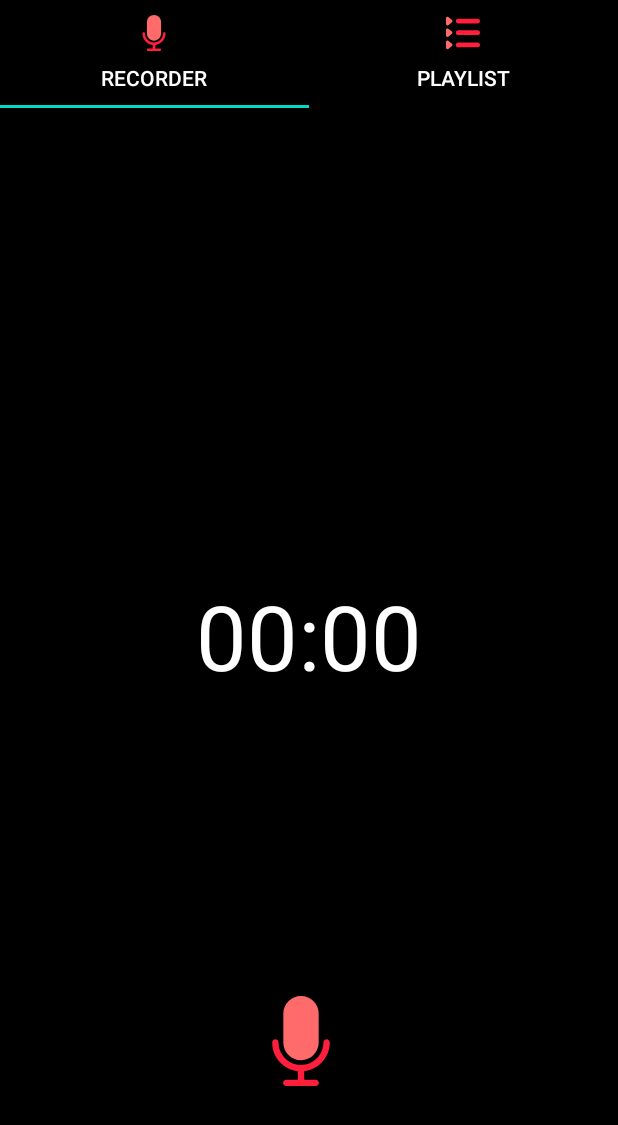
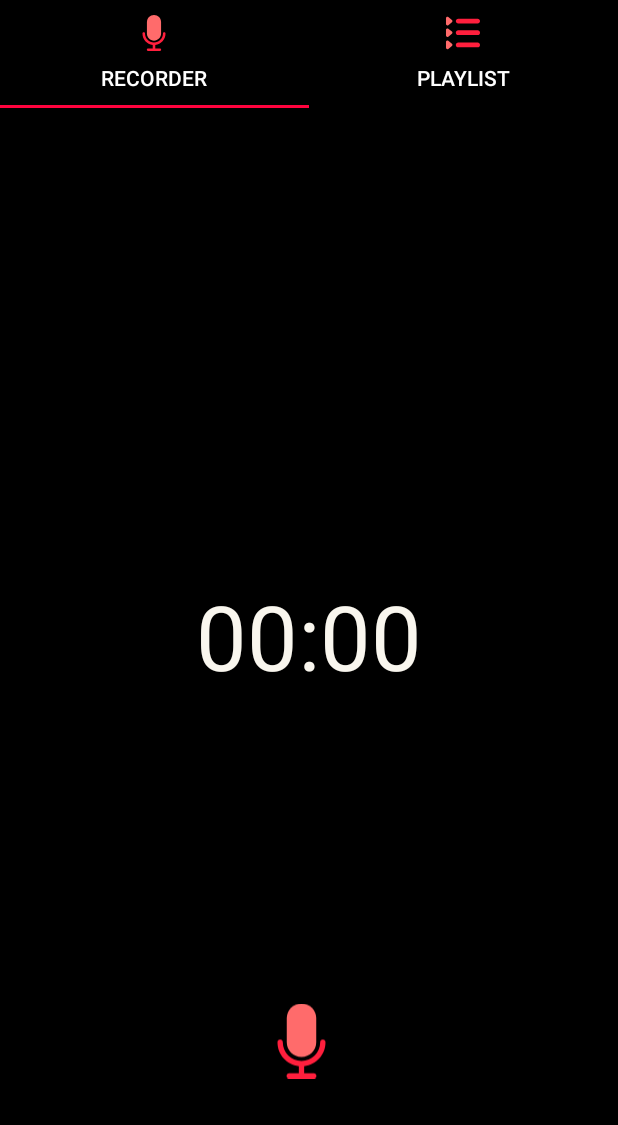
Before and after one commit to AvinashReddy9/Handy_Recorder, an Android app: the screen it shows after launch (MainActivity), on a phone screen of 412 x 824 dp. Shown: the top 1125 px of the screen. Run offline under Robolectric (Android 15) with nearby library versions, the phone set to English and light mode, and no system bars.

Commit message:
Made UI changes and added splash screen

```diff
--- a/ViewRecorder/app/src/main/AndroidManifest.xml
+++ b/ViewRecorder/app/src/main/AndroidManifest.xml
@@ -10,19 +10,19 @@
 
     <application
         android:allowBackup="true"
-        android:icon="@mipmap/ic_launcher"
+        android:icon="@drawable/app_title"
         android:label="@string/app_name"
-        android:roundIcon="@mipmap/ic_launcher_round"
         android:supportsRtl="true"
         android:requestLegacyExternalStorage="true"
         android:theme="@style/AppTheme">
-        <activity android:name=".MainActivity">
+        <activity android:name=".SplashActivity">
             <intent-filter>
                 <action android:name="android.intent.action.MAIN" />
 
                 <category android:name="android.intent.category.LAUNCHER" />
             </intent-filter>
         </activity>
+        <activity android:name=".MainActivity"/>
 
         <provider
             android:name="androidx.core.content.FileProvider"
--- a/ViewRecorder/app/src/main/java/com/example/viewrecorder/MainActivity.java
+++ b/ViewRecorder/app/src/main/java/com/example/viewrecorder/MainActivity.java
@@ -16,6 +16,8 @@ import android.os.Bundle;
 import android.os.Handler;
 import android.util.Log;
 import android.view.View;
+import android.view.Window;
+import android.view.WindowManager;
 
 import com.example.viewrecorder.Adapter.ViewPageAdapter;
 import com.example.viewrecorder.Fragments.PlayListFragment;
@@ -36,10 +38,11 @@ public class MainActivity extends AppCompatActivity {
     @Override
     protected void onCreate(Bundle savedInstanceState) {
         super.onCreate(savedInstanceState);
+        requestWindowFeature(Window.FEATURE_NO_TITLE); //will hide the title
+        getSupportActionBar().hide(); // hide the title bar
+        this.getWindow().setFlags(WindowManager.LayoutParams.FLAG_FULLSCREEN,
+                WindowManager.LayoutParams.FLAG_FULLSCREEN); //enable full screen
         setContentView(R.layout.activity_main);
-
-
-        getSupportActionBar().hide();
         mRecorderFragment = new RecorderFragment();
         mPlayListFragment =new PlayListFragment();
         mHandler = new Handler();
--- /dev/null
+++ b/ViewRecorder/app/src/main/java/com/example/viewrecorder/SplashActivity.java
@@ -0,0 +1,33 @@
+package com.example.viewrecorder;
+
+import android.app.Activity;
+import android.content.Intent;
+import android.os.Bundle;
+import android.os.Handler;
+import android.view.Window;
+import android.view.WindowManager;
+
+public class SplashActivity extends Activity {
+
+    Handler handler;
+
+    @Override
+    protected void onCreate(Bundle savedInstanceState) {
+        super.onCreate(savedInstanceState);
+        requestWindowFeature(Window.FEATURE_NO_TITLE); //will hide the title
+        this.getWindow().setFlags(WindowManager.LayoutParams.FLAG_FULLSCREEN,
+                WindowManager.LayoutParams.FLAG_FULLSCREEN); //enable full screen
+        setContentView(R.layout.splash_screen);
+
+        handler=new Handler();
+        handler.postDelayed(new Runnable() {
+            @Override
+            public void run() {
+                Intent intent=new Intent(SplashActivity.this,MainActivity.class);
+                startActivity(intent);
+                finish();
+            }
+        },5000);
+
+    }
+}
--- a/ViewRecorder/app/src/main/res/layout/activity_main.xml
+++ b/ViewRecorder/app/src/main/res/layout/activity_main.xml
@@ -10,7 +10,8 @@
         android:id="@+id/tabs"
         android:layout_width="match_parent"
         android:layout_height="wrap_content"
-        android:background="@android:color/black"
+        android:background="#000000"
+        app:tabIndicatorColor="#FF033E"
         app:tabGravity="fill"
         app:tabMode="fixed" />
 
--- a/ViewRecorder/app/src/main/res/layout/playlist_fragment.xml
+++ b/ViewRecorder/app/src/main/res/layout/playlist_fragment.xml
@@ -2,7 +2,7 @@
 <RelativeLayout xmlns:android="http://schemas.android.com/apk/res/android"
     android:layout_width="match_parent"
     android:layout_height="match_parent"
-    android:background="@android:color/background_dark">
+    android:background="#000000">
 
     <androidx.appcompat.widget.Toolbar
         android:id="@+id/toolbar"
--- a/ViewRecorder/app/src/main/res/layout/recorder_fragment.xml
+++ b/ViewRecorder/app/src/main/res/layout/recorder_fragment.xml
@@ -5,7 +5,7 @@
     android:layout_width="match_parent"
     android:layout_height="match_parent"
     android:layout_gravity="center"
-    android:background="@android:color/black">
+    android:background="#000000">
 
     <LinearLayout
         android:id="@+id/linearLayoutRecorder"
@@ -23,7 +23,7 @@
             android:layout_width="wrap_content"
             android:layout_height="wrap_content"
             android:layout_gravity="center_horizontal"
-            android:textColor="@android:color/white"
+            android:textColor="#F9F6EE"
             android:textSize="60sp"
             android:fontFamily="sans-serif"/>
 
@@ -32,6 +32,7 @@
             android:layout_width="match_parent"
             android:layout_height="wrap_content"
             android:orientation="horizontal"
+            android:layout_marginTop="50dp"
             android:paddingStart="10dp"
             android:paddingEnd="10dp"
             android:visibility="gone">
@@ -68,7 +69,7 @@
 
             <ImageView
                 android:id="@+id/imageViewRecord"
-                android:layout_width="wrap_content"
+                android:layout_width="50dp"
                 android:layout_height="wrap_content"
                 android:layout_marginEnd="10dp"
                 android:layout_marginRight="10dp"
--- /dev/null
+++ b/ViewRecorder/app/src/main/res/layout/splash_screen.xml
@@ -0,0 +1,6 @@
+<?xml version="1.0" encoding="utf-8"?>
+<androidx.constraintlayout.widget.ConstraintLayout
+    xmlns:android="http://schemas.android.com/apk/res/android" android:layout_width="match_parent"
+    android:layout_height="match_parent"
+    android:background="@drawable/simple_recorder">
+</androidx.constraintlayout.widget.ConstraintLayout>
--- a/ViewRecorder/app/src/main/res/values/strings.xml
+++ b/ViewRecorder/app/src/main/res/values/strings.xml
@@ -1,3 +1,3 @@
 <resources>
-    <string name="app_name">ViewRecorder</string>
+    <string name="app_name">Simple Recorder</string>
 </resources>
```
Also changed, not shown: ViewRecorder/app/src/main/res/drawable/app_title.png (added), ViewRecorder/app/src/main/res/drawable/simple_recorder.png (added).
